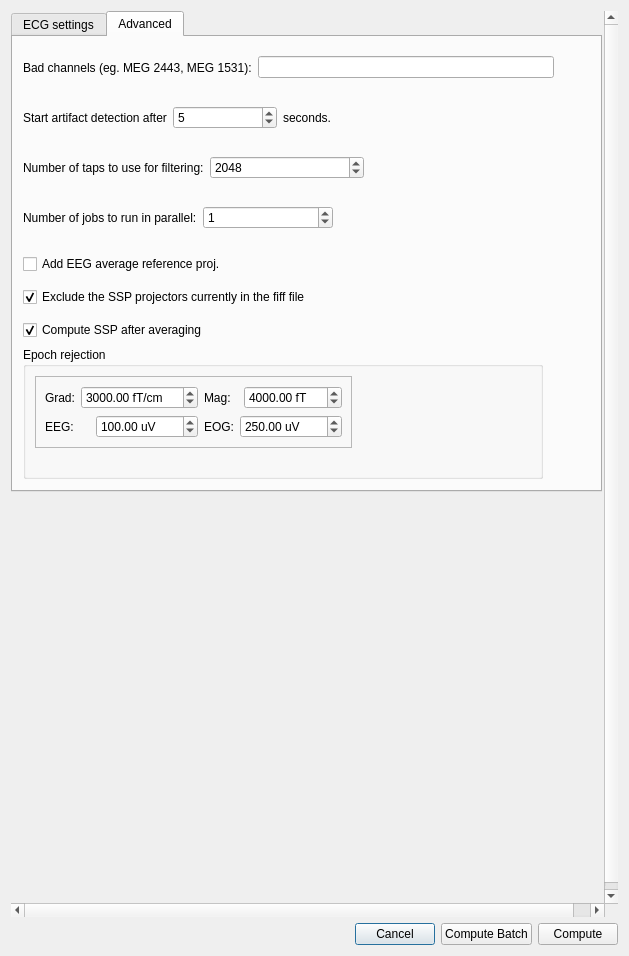
Qt form qt4Designer_ui_files/ecgParametersDialogUi.ui (cibr-jyu/meggie) before a commit.
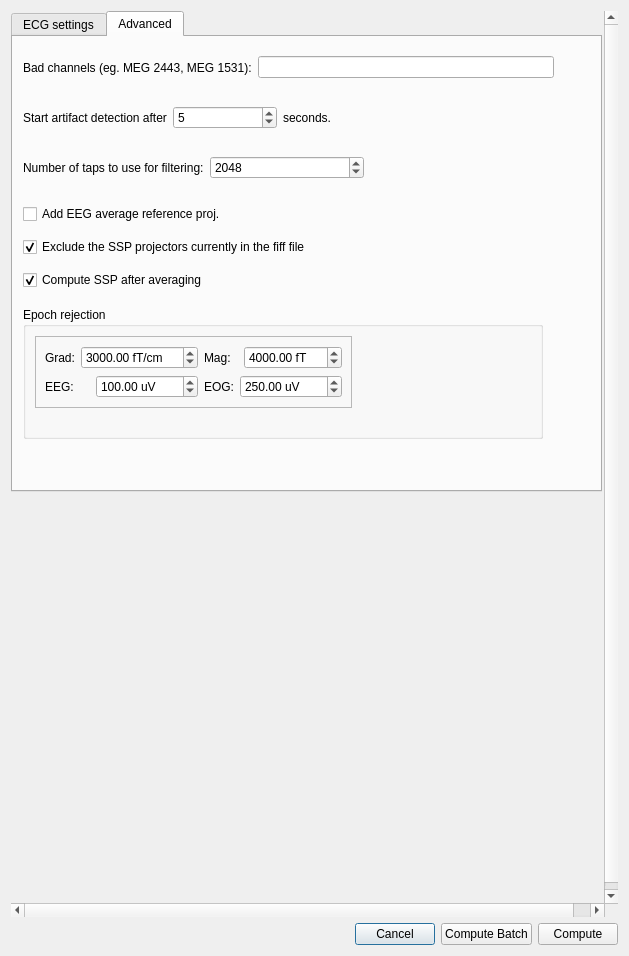
The same form after that commit. The open tabs and pages were chosen to show the change.

What changed in the file:
```diff
--- a/qt4Designer_ui_files/ecgParametersDialogUi.ui
+++ b/qt4Designer_ui_files/ecgParametersDialogUi.ui
@@ -496,32 +496,6 @@
           </item>
          </layout>
         </widget>
-        <widget class="QWidget" name="horizontalLayoutWidget">
-         <property name="geometry">
-          <rect>
-           <x>10</x>
-           <y>160</y>
-           <width>310</width>
-           <height>41</height>
-          </rect>
-         </property>
-         <layout class="QHBoxLayout" name="horizontalLayout_7">
-          <item>
-           <widget class="QLabel" name="labelJobs">
-            <property name="text">
-             <string>Number of jobs to run in parallel:</string>
-            </property>
-           </widget>
-          </item>
-          <item>
-           <widget class="QSpinBox" name="spinBoxJobs">
-            <property name="value">
-             <number>1</number>
-            </property>
-           </widget>
-          </item>
-         </layout>
-        </widget>
         <widget class="QWidget" name="layoutWidget">
          <property name="geometry">
           <rect>
@@ -555,7 +529,7 @@
          <property name="geometry">
           <rect>
            <x>10</x>
-           <y>210</y>
+           <y>160</y>
            <width>389</width>
            <height>101</height>
           </rect>
@@ -619,7 +593,7 @@
          <property name="geometry">
           <rect>
            <x>10</x>
-           <y>310</y>
+           <y>270</y>
            <width>520</width>
            <height>132</height>
           </rect>
```
Left out of the diff: 3 changed lines with no effect on the pictures.
